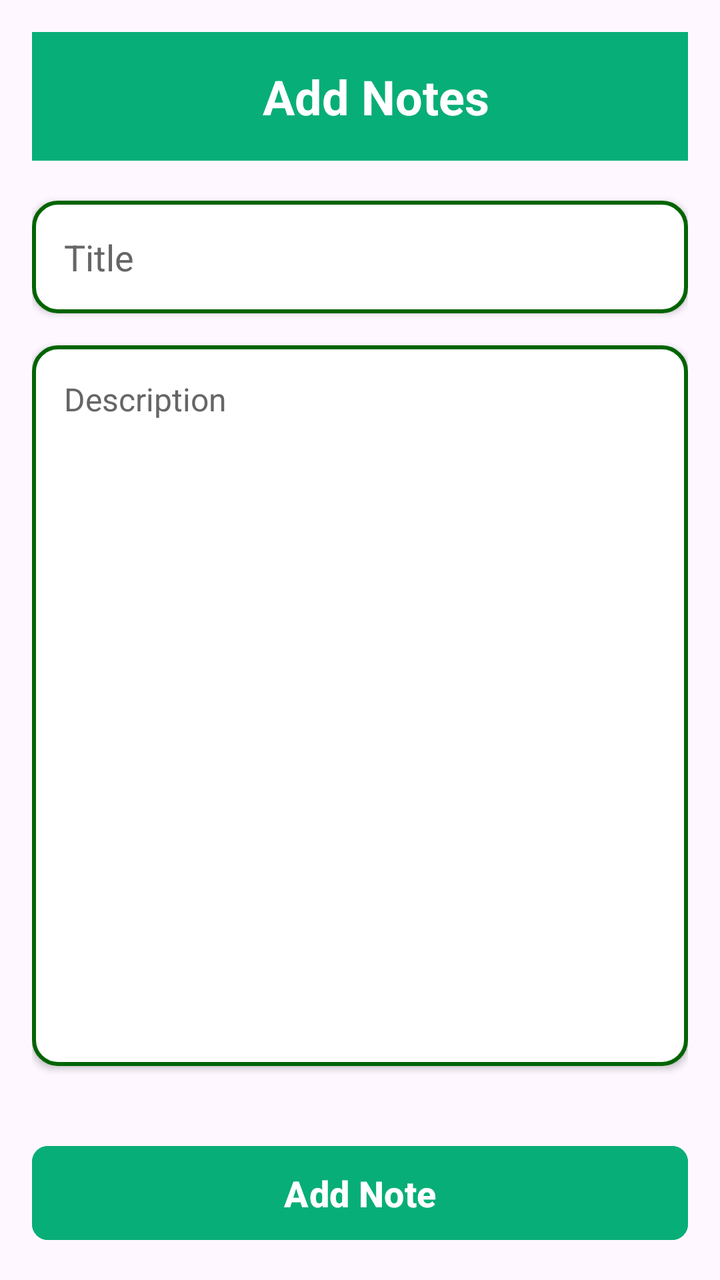
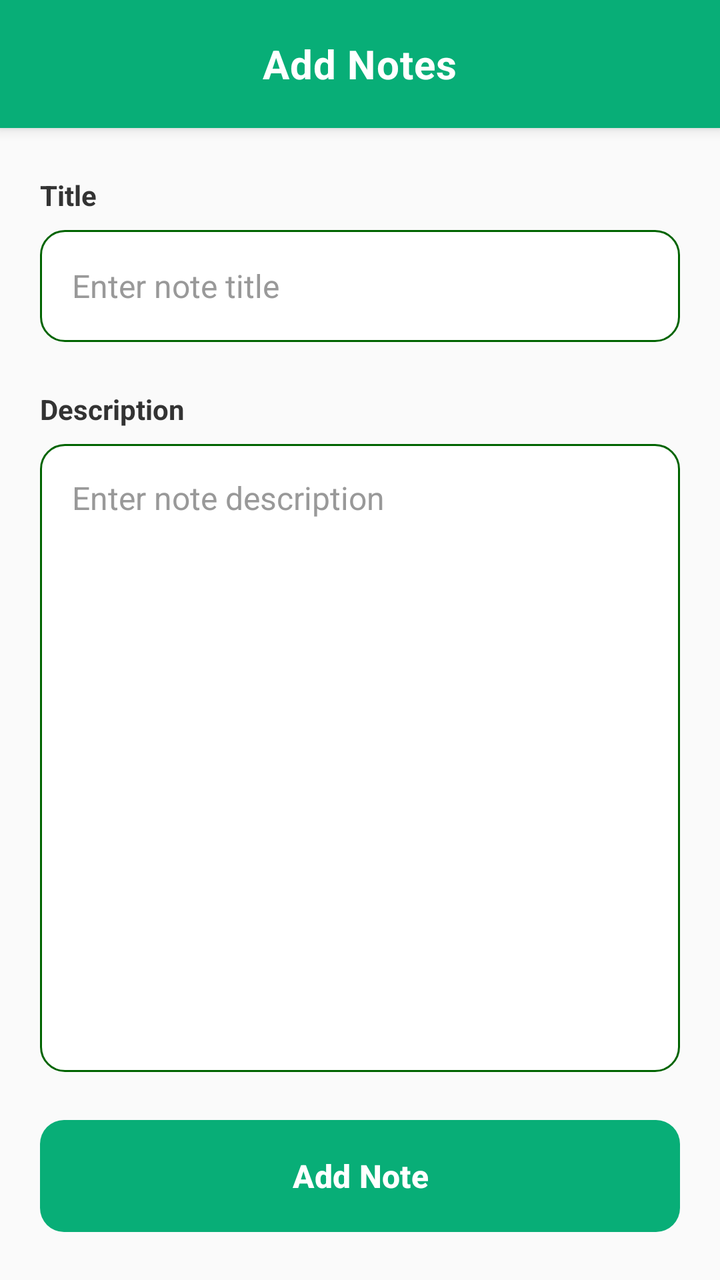

Screens rendered from an Android XML layout before and after an edit, with the pre-edit source and the edit as a unified diff.
<!-- AndroidManifest.xml: application theme Theme.WILPROJECT -->
<!-- res/layout/activity_notes_add.xml -->
<?xml version="1.0" encoding="utf-8"?>
<LinearLayout xmlns:android="http://schemas.android.com/apk/res/android"
    xmlns:app="http://schemas.android.com/apk/res-auto"
    xmlns:tools="http://schemas.android.com/tools"
    android:id="@+id/main"
    android:layout_width="match_parent"
    android:layout_height="match_parent"
    android:orientation="vertical"
    android:padding="16dp"
    tools:context=".NotesAdd">

    
    <LinearLayout
        android:layout_width="match_parent"
        android:layout_height="wrap_content"
        android:background="#08AE77"
        android:orientation="horizontal"
        android:padding="16dp"
        android:gravity="center_vertical">



        
        <TextView
            android:layout_width="0dp"
            android:layout_height="wrap_content"
            android:layout_weight="1"
            android:gravity="center"
            android:text="Add Notes"
            android:textColor="@android:color/white"
            android:textSize="24sp"
            android:textStyle="bold"
            android:layout_marginLeft="16dp" />

    </LinearLayout>

    <EditText
        android:id="@+id/edTitle"
        android:layout_width="match_parent"
        android:layout_height="wrap_content"
        android:layout_marginTop="20dp"
        android:layout_marginBottom="16dp"
        android:padding="16dp"
        android:background="@drawable/edit_shape"
        android:hint="Title"
        android:textColor="#08AE77"
        android:textColorHint="#666666"
        android:textSize="18sp"
        android:elevation="2dp" />

    <EditText
        android:id="@+id/edDesc"
        android:layout_width="match_parent"
        android:layout_height="0dp"
        android:layout_weight="1"
        android:layout_marginBottom="16dp"
        android:padding="16dp"
        android:background="@drawable/edit_shape"
        android:hint="Description"
        android:gravity="top"
        android:textColor="#08AE77"
        android:textColorHint="#666666"
        android:textSize="16sp"
        android:inputType="textMultiLine"
        android:minLines="5"
        android:elevation="2dp" />

    
    <com.google.android.material.button.MaterialButton
        android:id="@+id/addButton"
        android:layout_width="match_parent"
        android:layout_height="55dp"
        android:layout_marginTop="20dp"
        android:backgroundTint="#08AE77"
        android:text="Add Note"
        android:textColor="@android:color/white"
        android:textSize="18sp"
        android:textStyle="bold"
        app:cornerRadius="8dp"
        android:elevation="4dp" />

</LinearLayout>
<!-- resources referenced by this layout -->
<resources>
  <!-- drawable edit_shape (drawable) -->
  <?xml version="1.0" encoding="utf-8"?>
  <shape xmlns:android="http://schemas.android.com/apk/res/android">
          <solid
              android:color="@color/white"/>
      <corners
          android:radius="12dp"/>
  
  
      <stroke
          android:color="@color/dark_green"
          android:width="2dp"/>
  </shape>
  <style name="Theme.WILPROJECT" parent="Base.Theme.WILPROJECT" />
  <color name="white">#FFFFFFFF</color>
  <color name="dark_green">#006400</color>
  <style name="Base.Theme.WILPROJECT" parent="Theme.Material3.DayNight.NoActionBar">
          
          
      </style>
</resources>

<!-- the commit's change to res/layout/activity_notes_add.xml (unified diff, before → after) -->
@@ -6,77 +6,97 @@
     android:layout_width="match_parent"
     android:layout_height="match_parent"
     android:orientation="vertical"
-    android:padding="16dp"
+    android:background="#FAFAFA"
     tools:context=".NotesAdd">
+
+    
+    <RelativeLayout
+        android:layout_width="match_parent"
+        android:layout_height="64dp"
+        android:background="@color/green"
+        android:elevation="4dp"
+        android:paddingHorizontal="16dp">
+
+        <TextView
+            android:layout_width="wrap_content"
+            android:layout_height="wrap_content"
+            android:layout_centerInParent="true"
+            android:text="Add Notes"
+            android:textColor="@android:color/white"
+            android:textSize="20sp"
+            android:textStyle="bold"
+            android:letterSpacing="0.02" />
+
+    </RelativeLayout>
 
     
     <LinearLayout
         android:layout_width="match_parent"
-        android:layout_height="wrap_content"
-        android:background="#08AE77"
-        android:orientation="horizontal"
-        android:padding="16dp"
-        android:gravity="center_vertical">
-
-
+        android:layout_height="match_parent"
+        android:orientation="vertical"
+        android:paddingHorizontal="20dp"
+        android:paddingVertical="24dp">
 
         
         <TextView
-            android:layout_width="0dp"
+            android:layout_width="match_parent"
             android:layout_height="wrap_content"
+            android:text="Title"
+            android:textColor="#333333"
+            android:textSize="14sp"
+            android:textStyle="bold"
+            android:layout_marginBottom="8dp" />
+
+        <EditText
+            android:id="@+id/edTitle"
+            android:layout_width="match_parent"
+            android:layout_height="56dp"
+            android:layout_marginBottom="24dp"
+            android:paddingHorizontal="16dp"
+            android:background="@drawable/edit_shape"
+            android:hint="Enter note title"
+            android:textColor="#333333"
+            android:textColorHint="#999999"
+            android:textSize="16sp" />
+
+        
+        <TextView
+            android:layout_width="match_parent"
+            android:layout_height="wrap_content"
+            android:text="Description"
+            android:textColor="#333333"
+            android:textSize="14sp"
+            android:textStyle="bold"
+            android:layout_marginBottom="8dp" />
+
+        <EditText
+            android:id="@+id/edDesc"
+            android:layout_width="match_parent"
+            android:layout_height="0dp"
             android:layout_weight="1"
-            android:gravity="center"
-            android:text="Add Notes"
+            android:layout_marginBottom="24dp"
+            android:paddingHorizontal="16dp"
+            android:paddingVertical="16dp"
+            android:background="@drawable/edit_shape"
+            android:gravity="top"
+            android:hint="Enter note description"
+            android:textColor="#333333"
+            android:textColorHint="#999999"
+            android:textSize="16sp"
+            android:inputType="textMultiLine"
+            android:minLines="8" />
+
+        
+        <Button
+            android:id="@+id/addButton"
+            android:layout_width="match_parent"
+            android:layout_height="56dp"
+            android:background="@drawable/bg_primary_button"
+            android:text="Add Note"
             android:textColor="@android:color/white"
-            android:textSize="24sp"
+            android:textSize="16sp"
             android:textStyle="bold"
-            android:layout_marginLeft="16dp" />
+            app:backgroundTint="@null"  />
 
     </LinearLayout>
-
-    <EditText
-        android:id="@+id/edTitle"
-        android:layout_width="match_parent"
-        android:layout_height="wrap_content"
-        android:layout_marginTop="20dp"
-        android:layout_marginBottom="16dp"
-        android:padding="16dp"
-        android:background="@drawable/edit_shape"
-        android:hint="Title"
-        android:textColor="#08AE77"
-        android:textColorHint="#666666"
-        android:textSize="18sp"
-        android:elevation="2dp" />
-
-    <EditText
-        android:id="@+id/edDesc"
-        android:layout_width="match_parent"
-        android:layout_height="0dp"
-        android:layout_weight="1"
-        android:layout_marginBottom="16dp"
-        android:padding="16dp"
-        android:background="@drawable/edit_shape"
-        android:hint="Description"
-        android:gravity="top"
-        android:textColor="#08AE77"
-        android:textColorHint="#666666"
-        android:textSize="16sp"
-        android:inputType="textMultiLine"
-        android:minLines="5"
-        android:elevation="2dp" />
-
-    
-    <com.google.android.material.button.MaterialButton
-        android:id="@+id/addButton"
-        android:layout_width="match_parent"
-        android:layout_height="55dp"
-        android:layout_marginTop="20dp"
-        android:backgroundTint="#08AE77"
-        android:text="Add Note"
-        android:textColor="@android:color/white"
-        android:textSize="18sp"
-        android:textStyle="bold"
-        app:cornerRadius="8dp"
-        android:elevation="4dp" />
-
 </LinearLayout>
<!-- resource entries referenced after the edit -->
@@ -1,20 +1,20 @@
 <!-- resources referenced by this layout -->
 <resources>
+  <color name="green">#08AE77</color>
+  <!-- drawable bg_primary_button (drawable) -->
+  <?xml version="1.0" encoding="utf-8"?>
+  <shape xmlns:android="http://schemas.android.com/apk/res/android">
+      <solid android:color="@color/green" />
+      <corners android:radius="12dp" />
+  </shape>
   <!-- drawable edit_shape (drawable) -->
   <?xml version="1.0" encoding="utf-8"?>
   <shape xmlns:android="http://schemas.android.com/apk/res/android">
-          <solid
-              android:color="@color/white"/>
-      <corners
-          android:radius="12dp"/>
-  
-  
-      <stroke
-          android:color="@color/dark_green"
-          android:width="2dp"/>
+      <solid android:color="@android:color/white" />
+      <corners android:radius="12dp" />
+      <stroke android:width="1dp" android:color="@color/dark_green" />
   </shape>
   <style name="Theme.WILPROJECT" parent="Base.Theme.WILPROJECT" />
-  <color name="white">#FFFFFFFF</color>
   <color name="dark_green">#006400</color>
   <style name="Base.Theme.WILPROJECT" parent="Theme.Material3.DayNight.NoActionBar">
           
